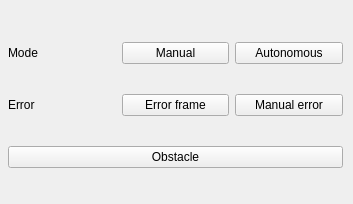
agribot-2-0/agribot_simulation, file scripts/ui/mobile_app_sim.ui: the form before one commit.
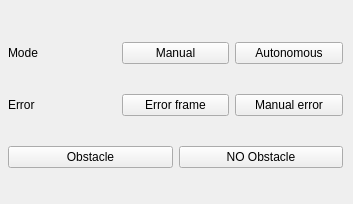
The form after the commit.

Commit message: Add obstacle detection

```diff
--- a/scripts/ui/mobile_app_sim.ui
+++ b/scripts/ui/mobile_app_sim.ui
@@ -86,11 +86,22 @@
      </layout>
     </item>
     <item>
+     <layout class="QHBoxLayout" name="horizontalLayout_2">
+      <item>
      <widget class="QPushButton" name="button_obstacle">
       <property name="text">
        <string>Obstacle</string>
       </property>
      </widget>
+      </item>
+      <item>
+       <widget class="QPushButton" name="button_no_obstacle">
+        <property name="text">
+         <string>NO Obstacle</string>
+        </property>
+       </widget>
+      </item>
+     </layout>
     </item>
    </layout>
   </widget>
```
Lines whose indentation alone changed are shown as unchanged. The commit also changes 1 other file.
